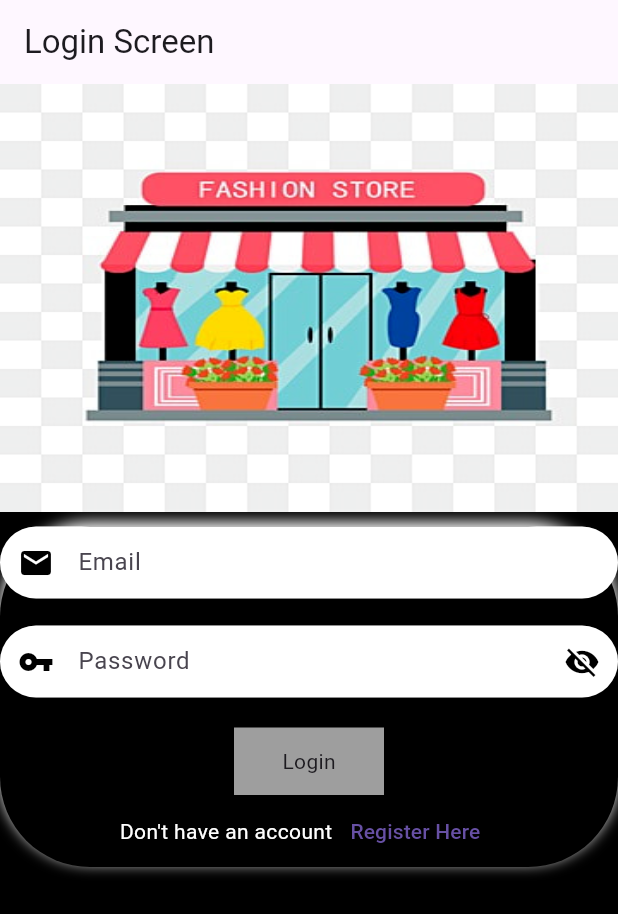
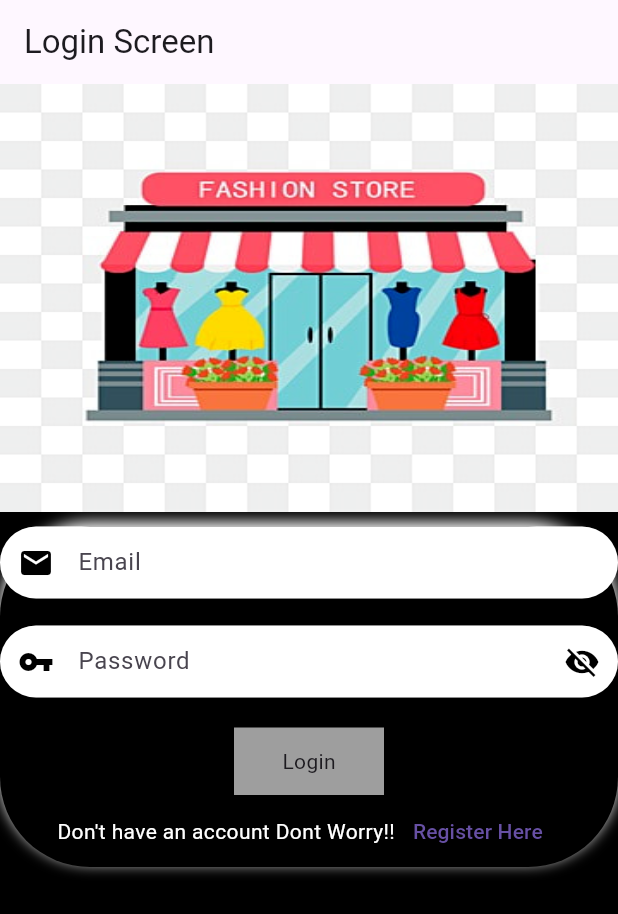
Before and after one commit to basit43/clothes_app, a Flutter app: the screen it shows after launch, on a phone screen of 412 x 824 dp. Shown: the top 914 px of the screen. Run offline on Flutter 3.47's test engine with Material 3 defaults, Android fonts, the phone set to English and light mode, and no system bars; our stand-ins replace cloud_firestore, firebase_auth, firebase_core, get; missing offline and left inert: dart:ffi; accounts and stored records are empty.

Commit message:
first commit

```diff
--- a/lib/users/authentication/login_screen.dart
+++ b/lib/users/authentication/login_screen.dart
@@ -199,7 +199,7 @@ class LoginScreenState extends State<LoginScreen> {
                           mainAxisAlignment: MainAxisAlignment.center,
                           children: [
                             Text(
-                              "Don't have an account",
+                              "Don't have an account Dont Worry!!",
                               style: TextStyle(color: Colors.white),
                             ),
                             TextButton(
```
